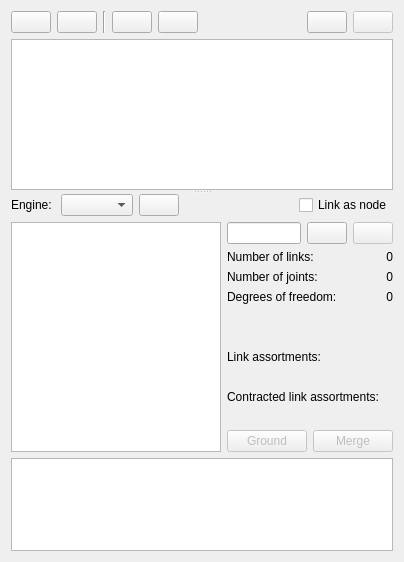
This is core/synthesis/collections/structure_widget.ui in KmolYuan/Pyslvs-UI as Qt 5 draws it before an edit. The edited form follows.
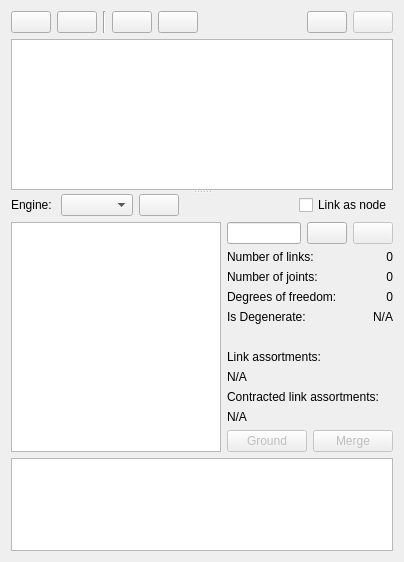
This is the edited form. Icons and pictures are not drawn.

Commit message: Add "Is degenerate" attribute.

What changed in the file:
```diff
--- a/core/synthesis/collections/structure_widget.ui
+++ b/core/synthesis/collections/structure_widget.ui
@@ -323,6 +323,23 @@
                </property>
               </widget>
              </item>
+             <item row="4" column="0">
+              <widget class="QLabel" name="is_degenerate_text">
+               <property name="text">
+                <string>Is Degenerate:</string>
+               </property>
+              </widget>
+             </item>
+             <item row="4" column="1">
+              <widget class="QLabel" name="is_degenerate_label">
+               <property name="text">
+                <string>N/A</string>
+               </property>
+               <property name="alignment">
+                <set>Qt::AlignRight|Qt::AlignTrailing|Qt::AlignVCenter</set>
+               </property>
+              </widget>
+             </item>
             </layout>
            </item>
            <item>
@@ -335,7 +352,11 @@
               </widget>
              </item>
              <item>
-              <widget class="QLabel" name="link_assortments_label"/>
+              <widget class="QLabel" name="link_assortments_label">
+               <property name="text">
+                <string>N/A</string>
+               </property>
+              </widget>
              </item>
              <item>
               <widget class="QLabel" name="contracted_link_assortments_text">
@@ -345,7 +366,11 @@
               </widget>
              </item>
              <item>
-              <widget class="QLabel" name="contracted_link_assortments_label"/>
+              <widget class="QLabel" name="contracted_link_assortments_label">
+               <property name="text">
+                <string>N/A</string>
+               </property>
+              </widget>
              </item>
              <item>
               <layout class="QHBoxLayout" name="horizontalLayout_5">
```
The commit also changes 3 other files.
